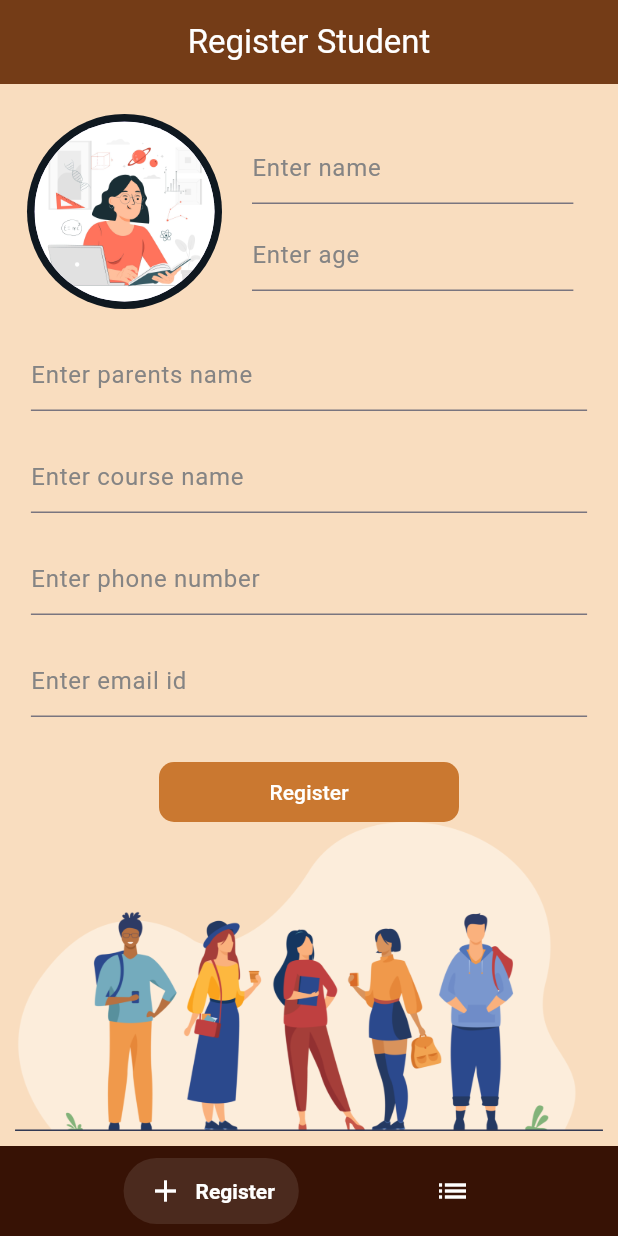
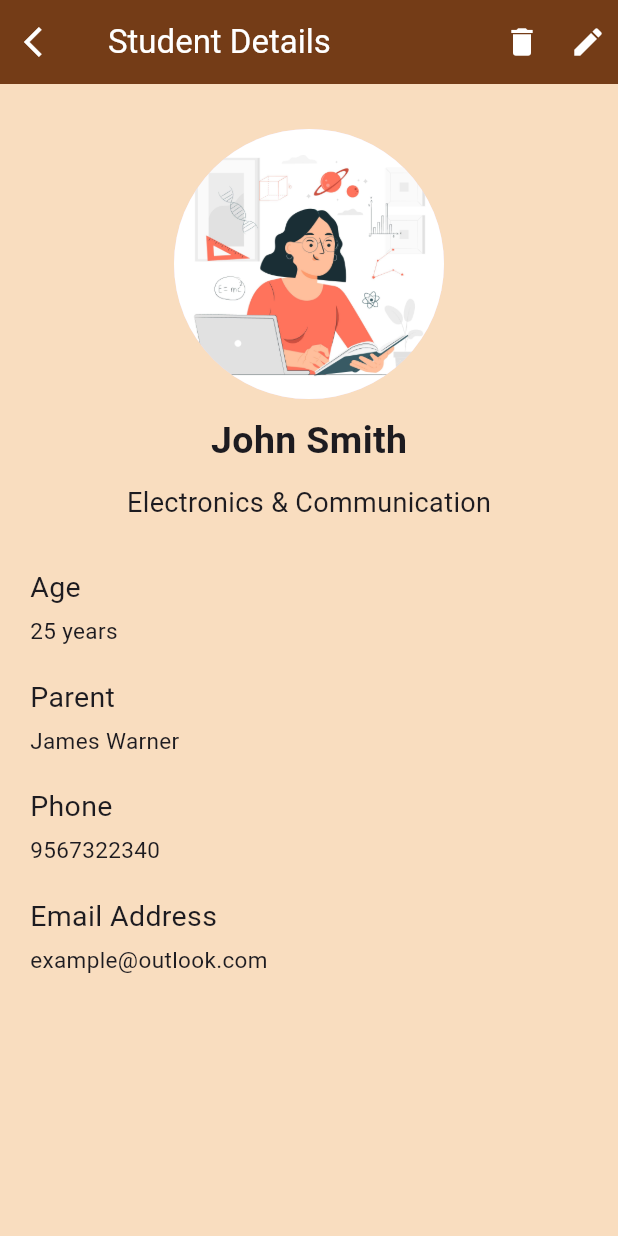
Before and after one commit to VyshnavCM/studentDB_Provider, a Flutter app: the screen it shows after launch, on a phone screen of 412 x 824 dp. Run offline on Flutter 3.47's test engine with Material 3 defaults, Android fonts, the phone set to English and light mode, and no system bars; drawn by our look-alikes of salomon_bottom_bar.

Commit message:
details screen added

```diff
--- a/lib/core/color/colors.dart
+++ b/lib/core/color/colors.dart
@@ -11,3 +11,4 @@
 const Color kButtonColor = Color.fromARGB(255, 202, 120, 48);
 const Color kNavColor = Color.fromARGB(255, 55, 18, 5);
 const kAppBarColor =  Color.fromARGB(255, 116, 60, 23) ;
+const kcardColor =  Color.fromARGB(224, 239, 163, 115) ;
--- a/lib/core/constants/constants.dart
+++ b/lib/core/constants/constants.dart
@@ -12,6 +12,9 @@
 );
 
 //constant height
+const kHeight5 = SizedBox(
+  height: 5,
+);
 const kHeight10 = SizedBox(
   height: 10,
 );
--- a/lib/main.dart
+++ b/lib/main.dart
@@ -1,5 +1,6 @@
 import 'package:flutter/material.dart';
 import 'package:student_database_using_provider/presentation/mian_page/main_page.dart';
+import 'package:student_database_using_provider/presentation/student_details/student_details.dart';
 
 
 void main() {
@@ -18,7 +19,7 @@
         colorScheme: ColorScheme.fromSeed(seedColor: Colors.deepPurple),
         useMaterial3: true,
       ),
-      home:  const BottomNav(),
+      home:  const StudentDetailsScreen() ,
     );
   }
 }
--- a/lib/presentation/mian_page/main_page.dart
+++ b/lib/presentation/mian_page/main_page.dart
@@ -42,6 +42,7 @@
   }
   SalomonBottomBar bottomNaigation() {
     return SalomonBottomBar(
+      itemPadding: const EdgeInsets.symmetric(vertical: 10, horizontal: 25),
       backgroundColor:kNavColor ,
         currentIndex: _currentIndex,
         onTap: (int _index) {
--- a/lib/presentation/registration/resgistration_screen.dart
+++ b/lib/presentation/registration/resgistration_screen.dart
@@ -13,6 +13,7 @@
 final ageController = TextEditingController();
 final mobileNumberController = TextEditingController();
 final emailIdController = TextEditingController();
+
 
 class RegistrationScreen extends StatelessWidget {
   const RegistrationScreen({super.key});
--- /dev/null
+++ b/lib/presentation/student_details/student_details.dart
@@ -0,0 +1,77 @@
+import 'package:flutter/material.dart';
+import 'package:student_database_using_provider/core/color/colors.dart';
+import 'package:student_database_using_provider/core/constants/constants.dart';
+
+import 'widgets/details_widget.dart';
+
+class StudentDetailsScreen extends StatelessWidget {
+  const StudentDetailsScreen({super.key});
+
+  @override
+  Widget build(BuildContext context) {
+    // ignore: unused_local_variable
+    final Size size = MediaQuery.of(context).size;
+    return Scaffold(
+      backgroundColor: kMainBackgroundColor,
+      appBar: AppBar(
+        backgroundColor: kAppBarColor,
+        leading: const Icon(
+          Icons.arrow_back_ios,
+          color: kWhiteColor,
+        ),
+        title: const Text(
+                  'Student Details',
+                  style: TextStyle(color: kWhiteColor),
+                ),
+        actions: const [
+          Padding(
+            padding: EdgeInsets.all(8.0),
+            child: Row(
+              children: [
+                Icon(
+                  Icons.delete,
+                  color: kWhiteColor,
+                ),
+                kWidth20,
+                Icon(
+                  Icons.edit,
+                  color: kWhiteColor,
+                )
+              ],
+            ),
+          )
+        ],
+      ),
+      body:   const Column(
+        crossAxisAlignment: CrossAxisAlignment.start,
+        children: [
+          kHeight30,
+          Center(
+            child: CircleAvatar(
+              radius: 90,
+              backgroundImage: AssetImage('assets/avatar.jpg'),
+            ),
+          ),
+          kHeight10,
+          Center(
+            child: Text('John Smith', style: TextStyle(
+              fontSize: 25,fontWeight: FontWeight.bold,
+            ),),
+          ),
+          kHeight10,
+          Center(
+            child: Text('Electronics & Communication', style: TextStyle(
+              fontSize: 18,fontWeight: FontWeight.normal,
+            ),),
+          ),
+          kHeight20,
+
+          DetailCard(title1: 'Age', title2: '25 years',),
+          DetailCard(title1: 'Parent', title2: 'James Warner',),
+          DetailCard(title1: 'Phone', title2: '9567322340',),
+          DetailCard(title1: 'Email Address', title2: 'example@outlook.com',),
+        ],
+      ),
+    );
+  }
+}
--- /dev/null
+++ b/lib/presentation/student_details/widgets/details_widget.dart
@@ -0,0 +1,31 @@
+import 'package:flutter/widgets.dart';
+
+import '../../../core/constants/constants.dart';
+
+class DetailCard extends StatelessWidget {
+  const DetailCard({
+    super.key, required this.title1, required this.title2,
+  });
+    final String title1;
+    final String title2;
+
+
+  @override
+  Widget build(BuildContext context) {
+    return  SizedBox(
+      child: Padding(
+        padding: const EdgeInsets.symmetric(horizontal:20.0,vertical: 10),
+        child: Column(
+
+          crossAxisAlignment: CrossAxisAlignment.start,
+          children: [
+            Text(title1,style: const TextStyle(fontSize: 19),),
+            kHeight5,
+            Text(title2,style: const TextStyle(fontSize: 15),),
+
+          ],
+        ),
+      ),
+    );
+  }
+}
```
